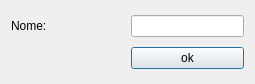
dsgoficial/SAP_Gerente, file uis/addStyleForm.ui: the form before one commit.
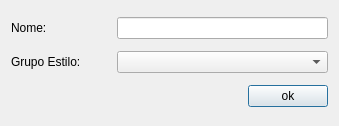
The form after the commit.

Diff of the .ui file:
```diff
--- a/uis/addStyleForm.ui
+++ b/uis/addStyleForm.ui
@@ -6,8 +6,8 @@
    <rect>
     <x>0</x>
     <y>0</y>
-    <width>255</width>
-    <height>84</height>
+    <width>339</width>
+    <height>126</height>
    </rect>
   </property>
   <property name="windowTitle">
@@ -15,16 +15,72 @@
   </property>
   <layout class="QGridLayout" name="gridLayout">
    <item row="0" column="0">
+    <layout class="QHBoxLayout" name="horizontalLayout">
+     <item>
     <widget class="QLabel" name="label">
+       <property name="sizePolicy">
+        <sizepolicy hsizetype="Fixed" vsizetype="Preferred">
+         <horstretch>0</horstretch>
+         <verstretch>0</verstretch>
+        </sizepolicy>
+       </property>
+       <property name="minimumSize">
+        <size>
+         <width>100</width>
+         <height>0</height>
+        </size>
+       </property>
+       <property name="maximumSize">
+        <size>
+         <width>100</width>
+         <height>16777215</height>
+        </size>
+       </property>
      <property name="text">
       <string>Nome:</string>
      </property>
     </widget>
    </item>
-   <item row="0" column="1">
+     <item>
     <widget class="QLineEdit" name="styleNameLe"/>
    </item>
+    </layout>
+   </item>
    <item row="1" column="0">
+    <layout class="QHBoxLayout" name="horizontalLayout_2">
+     <item>
+      <widget class="QLabel" name="label_2">
+       <property name="sizePolicy">
+        <sizepolicy hsizetype="Fixed" vsizetype="Preferred">
+         <horstretch>0</horstretch>
+         <verstretch>0</verstretch>
+        </sizepolicy>
+       </property>
+       <property name="minimumSize">
+        <size>
+         <width>100</width>
+         <height>0</height>
+        </size>
+       </property>
+       <property name="maximumSize">
+        <size>
+         <width>100</width>
+         <height>16777215</height>
+        </size>
+       </property>
+       <property name="text">
+        <string>Grupo Estilo:</string>
+       </property>
+      </widget>
+     </item>
+     <item>
+      <widget class="QComboBox" name="groupCb"/>
+     </item>
+    </layout>
+   </item>
+   <item row="2" column="0">
+    <layout class="QHBoxLayout" name="horizontalLayout_3">
+     <item>
     <spacer name="horizontalSpacer">
      <property name="orientation">
       <enum>Qt::Horizontal</enum>
@@ -37,12 +93,14 @@
      </property>
     </spacer>
    </item>
-   <item row="1" column="1">
+     <item>
     <widget class="QPushButton" name="okBtn">
      <property name="text">
       <string>ok</string>
      </property>
     </widget>
+     </item>
+    </layout>
    </item>
   </layout>
  </widget>
```
Lines whose indentation alone changed are shown as unchanged.
